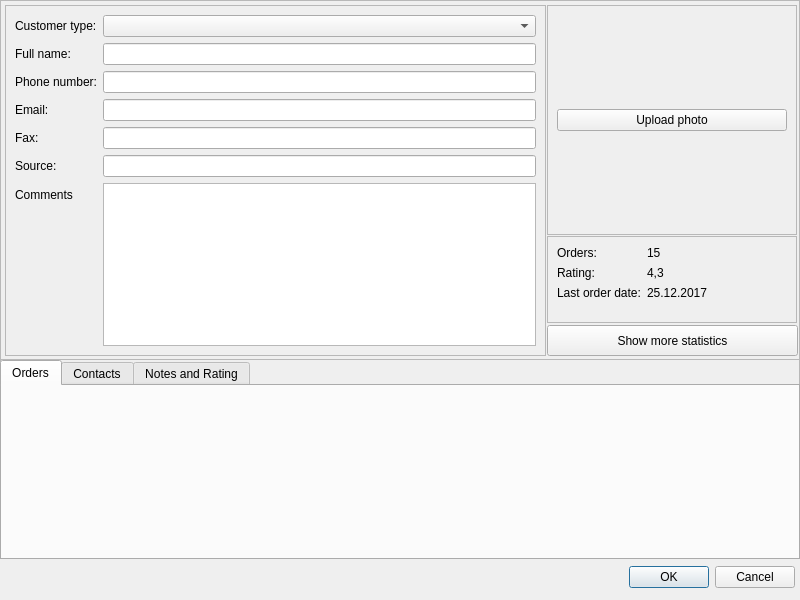
The window that CRMBaseModule/customerdialog.ui (torgcrm/TorgCRM-QtClient) describes before a commit, drawn with Qt 5.
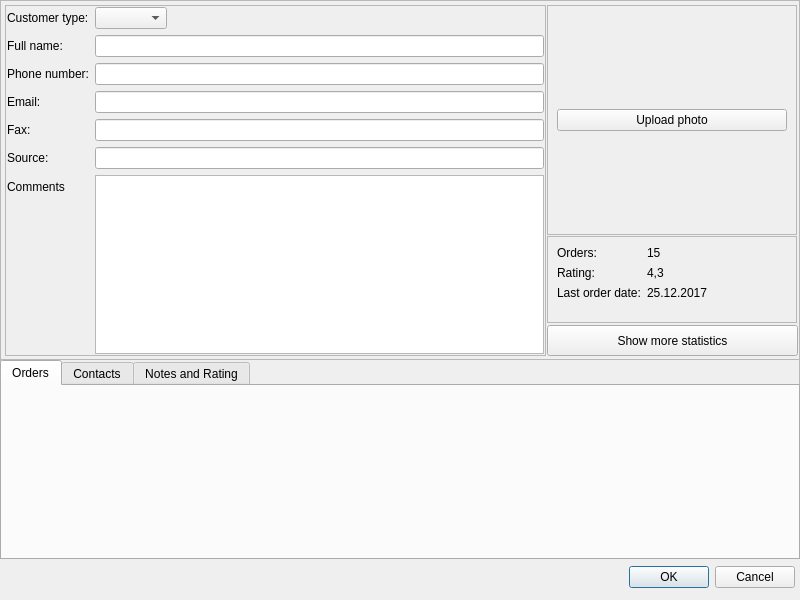
The same window after the commit.

Commit message: Update customerdialog UI form and added slots to the taskdialog form

What changed in the file:
```diff
--- a/CRMBaseModule/customerdialog.ui
+++ b/CRMBaseModule/customerdialog.ui
@@ -135,6 +135,24 @@
      <enum>QFrame::Raised</enum>
     </property>
     <layout class="QFormLayout" name="formLayout">
+     <property name="fieldGrowthPolicy">
+      <enum>QFormLayout::ExpandingFieldsGrow</enum>
+     </property>
+     <property name="labelAlignment">
+      <set>Qt::AlignLeading|Qt::AlignLeft|Qt::AlignVCenter</set>
+     </property>
+     <property name="leftMargin">
+      <number>1</number>
+     </property>
+     <property name="topMargin">
+      <number>1</number>
+     </property>
+     <property name="rightMargin">
+      <number>1</number>
+     </property>
+     <property name="bottomMargin">
+      <number>1</number>
+     </property>
      <item row="1" column="0">
       <widget class="QLabel" name="customerFullNameLabel">
        <property name="text">
```
The commit also changes 3 other files.
